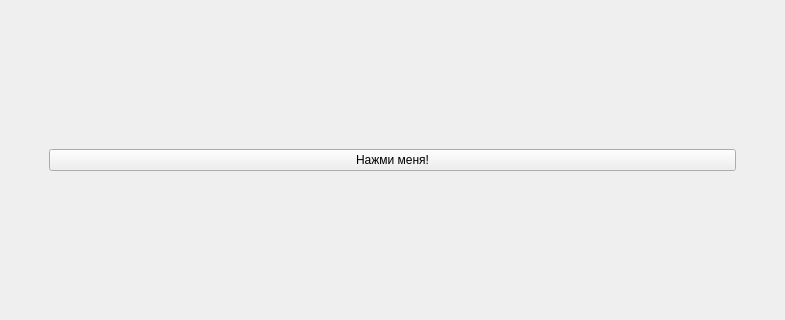
Before: the Qt Designer form UI.ui in Devonty/RepositoryNameNew, drawn with Qt 5; both pictures show x 0 to 785 and y 206 to 526 of the 785 by 755 pixel window.
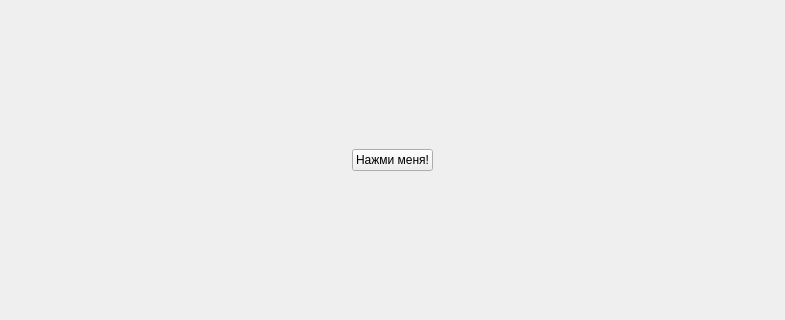
After: the same form once the commit is applied.

Commit message: Обновил дизайн Написал форму с кнопкой, при нажатии, рисует желтый круг.

```diff
--- a/UI.ui
+++ b/UI.ui
@@ -30,7 +30,7 @@
          <enum>Qt::Horizontal</enum>
         </property>
         <property name="sizeType">
-         <enum>QSizePolicy::Preferred</enum>
+         <enum>QSizePolicy::Expanding</enum>
         </property>
         <property name="sizeHint" stdset="0">
          <size>
@@ -46,7 +46,7 @@
          <enum>Qt::Horizontal</enum>
         </property>
         <property name="sizeType">
-         <enum>QSizePolicy::Preferred</enum>
+         <enum>QSizePolicy::Expanding</enum>
         </property>
         <property name="sizeHint" stdset="0">
          <size>
```
The commit also changes 1 other file.
